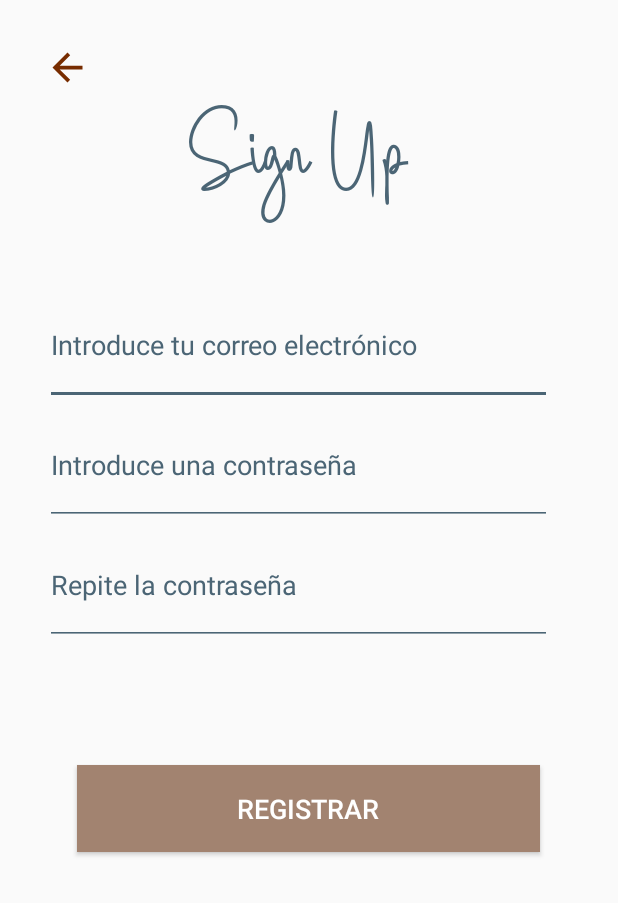
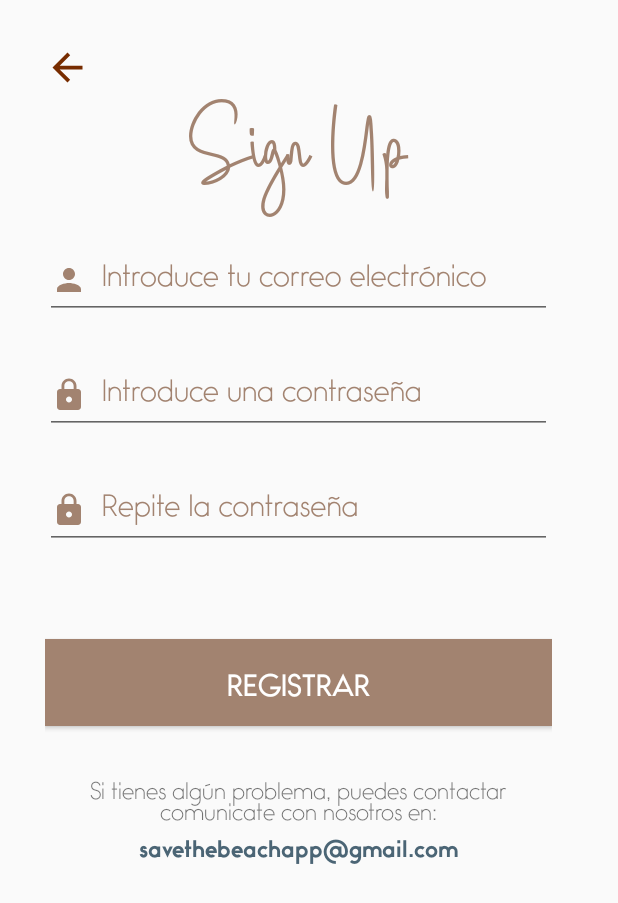
Before and after one commit to raulordas/savebeach, an Android app: the layout activity_sign_up.xml on its own in the app's theme, with its tools: preview values and no code run, on a phone screen of 412 x 824 dp. Shown: the top 903 px of the screen. Run offline under Robolectric (Android 15) with nearby library versions, the phone set to English and light mode, and no system bars.

Commit message:
Cambios en Login, SignUp y Splash

```diff
--- a/app/src/main/res/drawable/ic_cancel_black_24dp.xml
+++ b/app/src/main/res/drawable/ic_cancel_black_24dp.xml
@@ -1,4 +1,4 @@
-<vector android:height="24dp" android:tint="#772C00"
+<vector android:height="24dp" android:tint="@color/colorMarronClaro"
     android:viewportHeight="24.0" android:viewportWidth="24.0"
     android:width="24dp" xmlns:android="http://schemas.android.com/apk/res/android">
     <path android:fillColor="#FF000000" android:pathData="M12,2C6.47,2 2,6.47 2,12s4.47,10 10,10 10,-4.47 10,-10S17.53,2 12,2zM17,15.59L15.59,17 12,13.41 8.41,17 7,15.59 10.59,12 7,8.41 8.41,7 12,10.59 15.59,7 17,8.41 13.41,12 17,15.59z"/>
--- a/app/src/main/res/drawable/ic_close_scalable.xml
+++ b/app/src/main/res/drawable/ic_close_scalable.xml
@@ -1,5 +1,5 @@
-<vector android:height="24dp" android:tint="#772C00"
+<vector android:height="24dp" android:tint="@color/colorMarronClaro"
     android:viewportHeight="24.0" android:viewportWidth="24.0"
     android:width="24dp" xmlns:android="http://schemas.android.com/apk/res/android">
-    <path android:fillColor="#FF000000" android:pathData="M19,6.41L17.59,5 12,10.59 6.41,5 5,6.41 10.59,12 5,17.59 6.41,19 12,13.41 17.59,19 19,17.59 13.41,12z"/>
+    <path android:fillColor="@color/colorMarronClaro" android:pathData="M19,6.41L17.59,5 12,10.59 6.41,5 5,6.41 10.59,12 5,17.59 6.41,19 12,13.41 17.59,19 19,17.59 13.41,12z"/>
 </vector>
--- /dev/null
+++ b/app/src/main/res/drawable/ic_lock_black_24dp.xml
@@ -0,0 +1,9 @@
+<vector xmlns:android="http://schemas.android.com/apk/res/android"
+        android:width="24dp"
+        android:height="24dp"
+        android:viewportWidth="24.0"
+        android:viewportHeight="24.0">
+    <path
+        android:fillColor="@color/colorMarronClaro"
+        android:pathData="M18,8h-1L17,6c0,-2.76 -2.24,-5 -5,-5S7,3.24 7,6v2L6,8c-1.1,0 -2,0.9 -2,2v10c0,1.1 0.9,2 2,2h12c1.1,0 2,-0.9 2,-2L20,10c0,-1.1 -0.9,-2 -2,-2zM12,17c-1.1,0 -2,-0.9 -2,-2s0.9,-2 2,-2 2,0.9 2,2 -0.9,2 -2,2zM15.1,8L8.9,8L8.9,6c0,-1.71 1.39,-3.1 3.1,-3.1 1.71,0 3.1,1.39 3.1,3.1v2z"/>
+</vector>
--- /dev/null
+++ b/app/src/main/res/drawable/ic_person_black_24dp.xml
@@ -0,0 +1,9 @@
+<vector xmlns:android="http://schemas.android.com/apk/res/android"
+        android:width="24dp"
+        android:height="24dp"
+        android:viewportWidth="24.0"
+        android:viewportHeight="24.0">
+    <path
+        android:fillColor="@color/colorMarronClaro"
+        android:pathData="M12,12c2.21,0 4,-1.79 4,-4s-1.79,-4 -4,-4 -4,1.79 -4,4 1.79,4 4,4zM12,14c-2.67,0 -8,1.34 -8,4v2h16v-2c0,-2.66 -5.33,-4 -8,-4z"/>
+</vector>
--- a/app/src/main/res/layout/activity_login_.xml
+++ b/app/src/main/res/layout/activity_login_.xml
@@ -77,6 +77,7 @@
             android:layout_marginStart="0dp"
             android:layout_marginBottom="174dp"
             android:background="@android:color/background_light"
+            android:fontFamily="@font/bambino"
             android:onClick="cargarDialogLogin"
             android:text="@string/VAL_LOGIN"
             android:textColor="@color/colorSecondary"
@@ -91,6 +92,7 @@
             android:layout_marginStart="0dp"
             android:layout_marginBottom="87dp"
             android:background="@drawable/pressed_button_effect"
+            android:fontFamily="@font/bambino"
             android:onClick="comenzar"
             android:text="@string/VAL_COMENZAR"
             android:textColor="@android:color/background_light"
@@ -112,6 +114,7 @@
             android:layout_marginStart="0dp"
             android:layout_marginBottom="0dp"
             android:background="@android:color/background_light"
+            android:fontFamily="@font/bambino_light"
             android:gravity="center_vertical"
             android:onClick="cargarActivitySignUp"
             android:text="@string/label_SignUp"
--- a/app/src/main/res/layout/activity_sign_up.xml
+++ b/app/src/main/res/layout/activity_sign_up.xml
@@ -5,6 +5,7 @@
     android:id="@+id/rl_signup"
     android:layout_width="match_parent"
     android:layout_height="match_parent"
+    android:focusableInTouchMode="true"
     android:paddingLeft="@dimen/PADDING_30"
     android:paddingRight="@dimen/PADDING_30"
     android:paddingBottom="@dimen/PADDING_30"
@@ -13,7 +14,7 @@
     <LinearLayout
         android:id="@+id/linear_signup"
         android:layout_width="338dp"
-        android:layout_height="400dp"
+        android:layout_height="wrap_content"
         android:layout_alignTop="@+id/btnSignUpBack"
         android:layout_alignParentBottom="false"
         android:orientation="vertical">
@@ -21,50 +22,111 @@
         <TextView
             android:id="@+id/tv_SignUp"
             android:layout_width="match_parent"
-            android:layout_height="0dp"
-            android:layout_weight="2"
+            android:layout_height="wrap_content"
+            android:layout_marginTop="@dimen/PADDING_30"
+            android:layout_marginBottom="-80dp"
+            android:layout_weight="0"
             android:fontFamily="@font/bluelight"
             android:gravity="center_vertical|center_horizontal"
+            android:paddingBottom="80dp"
             android:text="@string/VAL_SIGN_UP"
             android:textAlignment="center"
-            android:textColor="@color/colorPrimaryDark"
+            android:textColor="@color/colorMarronClaro"
             android:textSize="110sp" />
 
-        <EditText
+        <android.support.design.widget.TextInputLayout
+            android:layout_width="match_parent"
+            android:layout_height="wrap_content"
+            android:layout_marginBottom="@dimen/PADDING_15"
+            android:layout_weight="0"
+            android:textColorHint="@color/colorMarronClaro">
+
+            <android.support.design.widget.TextInputEditText
                 android:id="@+id/etxCorreo"
                 android:layout_width="match_parent"
-            android:layout_height="0dp"
-            android:layout_weight="1"
-            android:autofillHints=""
-            android:backgroundTint="@color/colorPrimary"
+                android:layout_height="wrap_content"
+                android:drawableStart="@drawable/ic_person_black_24dp"
+                android:drawablePadding="@dimen/PADDING_10"
+                android:fontFamily="@font/bambino_light"
                 android:hint="@string/HINT_CORREO"
-            android:inputType="textPersonName"
-            android:textColorHint="@color/colorPrimaryDark"
-            tools:targetApi="o" />
+                android:nextFocusDown="@id/etxLoginPassword"
+                android:singleLine="true"
+                android:textColorHint="@color/colorMarronClaro"
+                android:textColorLink="@color/colorPrimary" />
+        </android.support.design.widget.TextInputLayout>
 
-        <EditText
+        <android.support.design.widget.TextInputLayout
+            android:layout_width="match_parent"
+            android:layout_height="wrap_content"
+            android:layout_marginBottom="@dimen/PADDING_15"
+            android:layout_weight="0"
+            android:textColorHint="@color/colorMarronClaro">
+
+            <android.support.design.widget.TextInputEditText
                 android:id="@+id/etxPass"
                 android:layout_width="match_parent"
-            android:layout_height="0dp"
-            android:layout_weight="1"
-            android:autofillHints=""
-            android:backgroundTint="@color/colorPrimary"
+                android:layout_height="wrap_content"
+                android:drawableStart="@drawable/ic_lock_black_24dp"
+                android:drawablePadding="@dimen/PADDING_10"
+                android:fontFamily="@font/bambino_light"
                 android:hint="@string/HINT_PASSWORD"
-            android:inputType="textPersonName"
-            android:textColorHint="@color/colorPrimaryDark"
-            tools:targetApi="o" />
+                android:nextFocusDown="@id/etxLoginPassword"
+                android:singleLine="true"
+                android:textColorHint="@color/colorMarronClaro"
+                android:textColorLink="@color/colorPrimary" />
+        </android.support.design.widget.TextInputLayout>
 
-        <EditText
+        <android.support.design.widget.TextInputLayout
+            android:layout_width="match_parent"
+            android:layout_height="wrap_content"
+            android:layout_weight="0"
+            android:textColorHint="@color/colorMarronClaro">
+
+            <android.support.design.widget.TextInputEditText
                 android:id="@+id/etxPassRep"
                 android:layout_width="match_parent"
-            android:layout_height="0dp"
-            android:layout_weight="1"
-            android:autofillHints=""
-            android:backgroundTint="@color/colorPrimary"
+                android:layout_height="wrap_content"
+                android:drawableStart="@drawable/ic_lock_black_24dp"
+                android:drawablePadding="@dimen/PADDING_10"
+                android:fontFamily="@font/bambino_light"
                 android:hint="@string/HINT_PASSWORD_REP"
-            android:inputType="textPersonName"
-            android:textColorHint="@color/colorPrimaryDark"
-            tools:targetApi="o" />
+                android:nextFocusDown="@id/etxLoginPassword"
+                android:singleLine="true"
+                android:textColorHint="@color/colorMarronClaro"
+                android:textColorLink="@color/colorPrimary" />
+        </android.support.design.widget.TextInputLayout>
+
+        <Button
+            android:id="@+id/btnSignUpAceptar"
+            android:layout_width="match_parent"
+            android:layout_height="58dp"
+            android:layout_marginTop="60dp"
+            android:background="@color/colorMarronClaro"
+            android:fontFamily="@font/bambino"
+            android:onClick="registrarUsuario"
+            android:text="@string/VAL_REGISTRAR"
+            android:textColor="@android:color/background_light"
+            android:textSize="18sp" />
+
+        <TextView
+            android:id="@+id/tvProblemas"
+            android:layout_width="wrap_content"
+            android:layout_height="wrap_content"
+            android:layout_marginTop="@dimen/PADDING_30"
+            android:layout_weight="0"
+            android:fontFamily="@font/bambino_light"
+            android:gravity="center"
+            android:text="@string/comunicate" />
+
+        <TextView
+            android:id="@+id/tvCorreo"
+            android:layout_width="match_parent"
+            android:layout_height="wrap_content"
+            android:layout_weight="0"
+            android:fontFamily="@font/bambino_bold"
+            android:gravity="center"
+            android:text="@string/mail"
+            android:textColor="@color/colorPrimary" />
 
     </LinearLayout>
 
@@ -80,21 +142,4 @@
         android:background="@drawable/ic_back_scalable"
         android:onClick="regresarSplashScreen" />
 
-    <Button
-        android:id="@+id/btnSignUpAceptar"
-        android:layout_width="326dp"
-        android:layout_height="58dp"
-        android:layout_below="@+id/linear_signup"
-        android:layout_alignParentStart="false"
-        android:layout_alignParentBottom="false"
-        android:layout_centerHorizontal="true"
-        android:layout_marginStart="43dp"
-        android:layout_marginTop="80dp"
-        android:layout_marginBottom="199dp"
-        android:background="@color/colorMarronClaro"
-        android:onClick="registrarUsuario"
-        android:text="@string/VAL_REGISTRAR"
-        android:textColor="@android:color/background_light"
-        android:textSize="18sp" />
-
 </RelativeLayout>
--- a/app/src/main/res/layout/dialog_error.xml
+++ b/app/src/main/res/layout/dialog_error.xml
@@ -42,7 +42,7 @@
         android:layout_marginTop="@dimen/PADDING_30"
         android:layout_marginBottom="@dimen/PADDING_30"
         android:layout_weight="2"
-        android:background="@color/colorPrimaryDark"
+        android:background="@color/colorMarronClaro"
         android:text="@string/VAL_BACK"
         android:textAlignment="center"
         android:textColor="@android:color/background_light"
--- a/app/src/main/res/values/colors.xml
+++ b/app/src/main/res/values/colors.xml
@@ -1,7 +1,7 @@
 <?xml version="1.0" encoding="utf-8"?>
 <resources>
-    <color name="colorPrimary">#4b6575</color>
-    <color name="colorPrimaryDark">#4b6575</color>
+    <color name="colorPrimary">#4B6575</color>
+    <color name="colorPrimaryDark">#4B6575</color>
     <color name="colorSecondary">#A47E68</color>
     <color name="colorSecondaryDark">#7f6758</color>
     <color name="colorAccent">#d81b60</color>
@@ -11,5 +11,5 @@
     <color name="azulOlas">#5462de</color>
     <color name="rojoPeligroUV">#9a1c1c</color>
     <color name="azulNubes">#6699ff</color>
-    <color name="blancoNieve">#ffffff</color>
+    <color name="blancoNieve">#FFFFFF</color>
 </resources>
--- a/app/src/main/res/values/strings.xml
+++ b/app/src/main/res/values/strings.xml
@@ -70,4 +70,6 @@
     <string name="email">Email</string>
     <string name="descripci_n">Descripción</string>
     <string name="cuenta">Cuenta</string>
+    <string name="comunicate">Si tienes algún problema, puedes contactar comunicate con nosotros en:</string>
+    <string name="mail">savethebeachapp@gmail.com</string>
 </resources>
```
Also changed, not shown: app/src/main/AndroidManifest.xml (+3 -4 lines), app/src/main/java/uem/dam/sharethebeach/sharethebeach/activities/Login_Activity.java (+13 -4 lines), app/src/main/java/uem/dam/sharethebeach/sharethebeach/activities/SignUp_Activity.java (+4 -6 lines), app/src/main/java/uem/dam/sharethebeach/sharethebeach/views/DialogLogin.java (+4 -4 lines), app/src/main/res/layout/dialog_login.xml (+38 -19 lines). Lines whose indentation alone changed are shown as unchanged.
